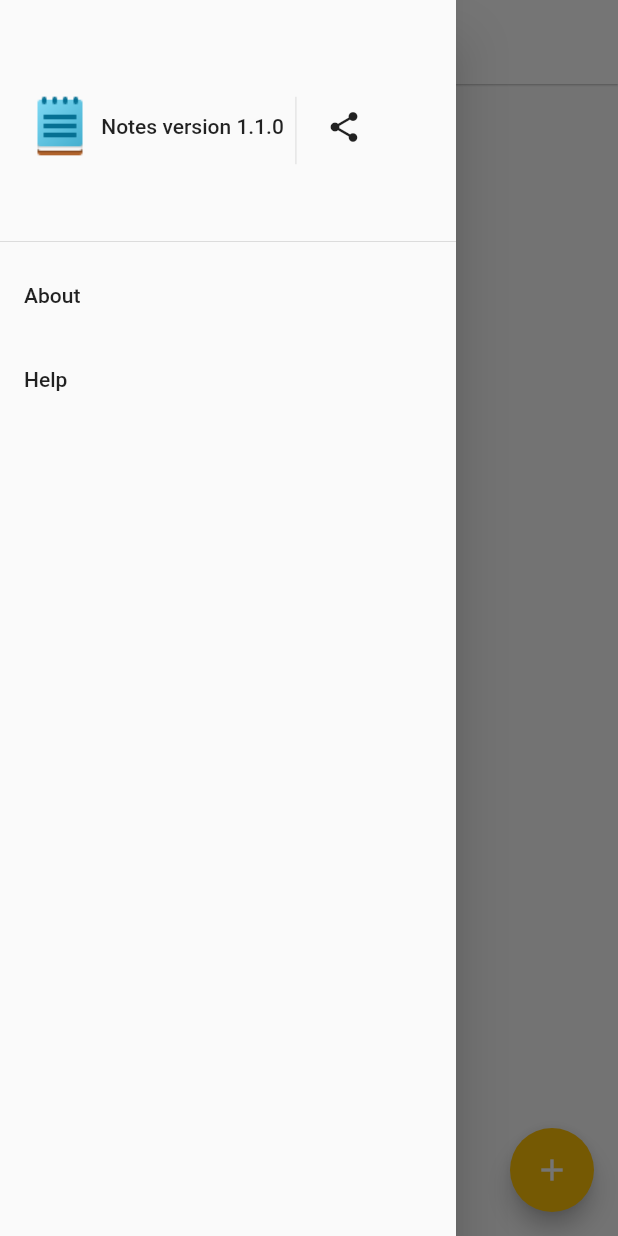
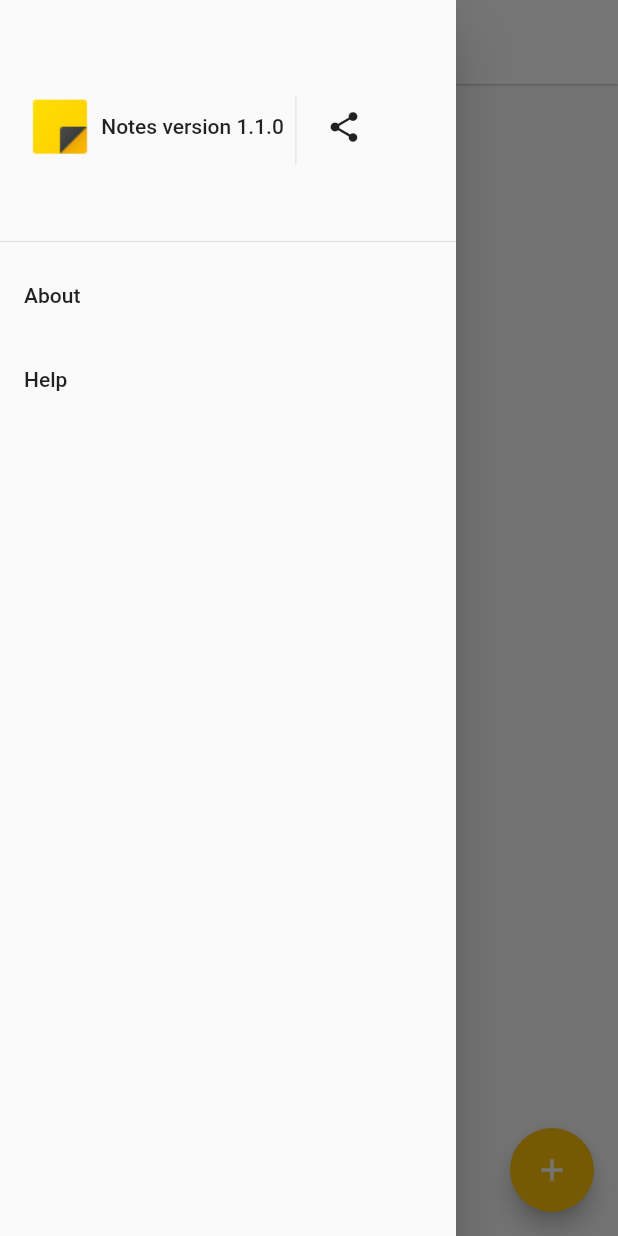
Before and after one commit to theimpulson/Notes, a Flutter app: the screen it shows after launch, with the side drawer open, on a phone screen of 412 x 824 dp. Run offline on Flutter 3.47's test engine with Material 2 defaults, Android fonts, the phone set to English and light mode, and no system bars; our stand-ins replace share, shared_preferences, sqflite; accounts and stored records are empty.

Commit message:
notes: Prepare for playstore release
- Add support for signing key & release config
- Change app icon to be consisent with play store

Signed-off-by: Aayush Gupta <aayushgupta219@gmail.com>

```diff
--- a/lib/views/drawer.dart
+++ b/lib/views/drawer.dart
@@ -8,7 +8,7 @@ class LocalDrawer extends StatelessWidget {
   Widget build(BuildContext context) {
     String app_name = 'Notes';
     String app_version = 'version 1.1.0';
-    String app_icon = 'assets/icon.png';
+    String app_icon = 'assets/icon_48.png';
 
     return Drawer(
       child: ListView(
```
Also changed, not shown: assets/icon.png, assets/icon_48.png (added), 22 other files.
